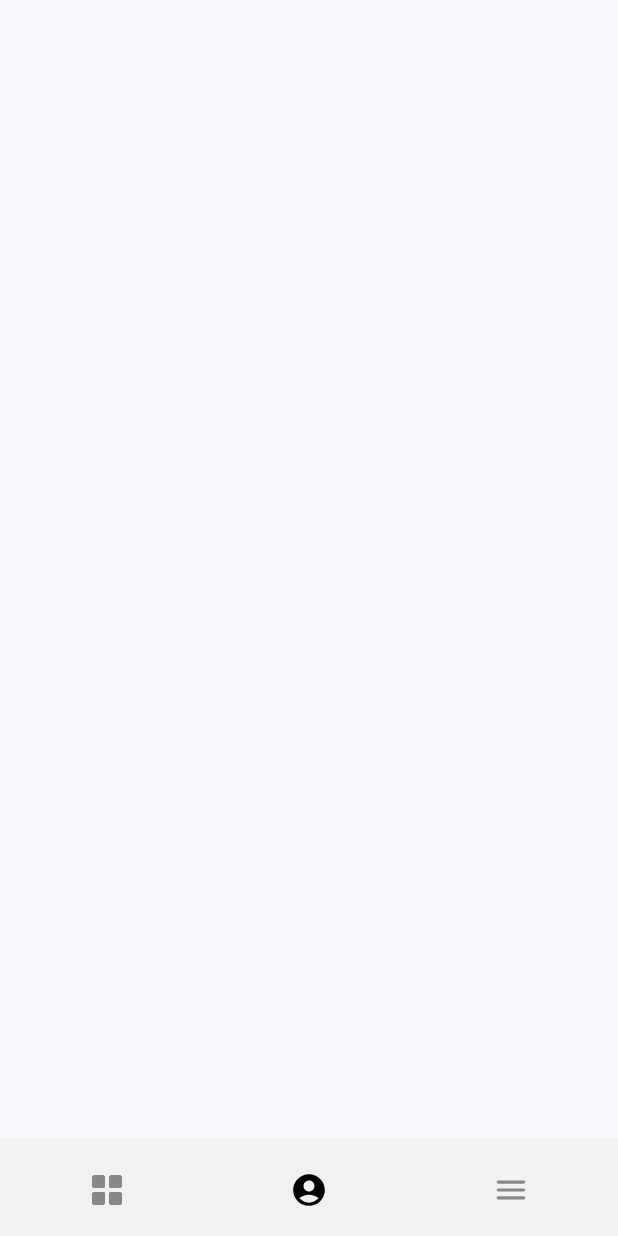
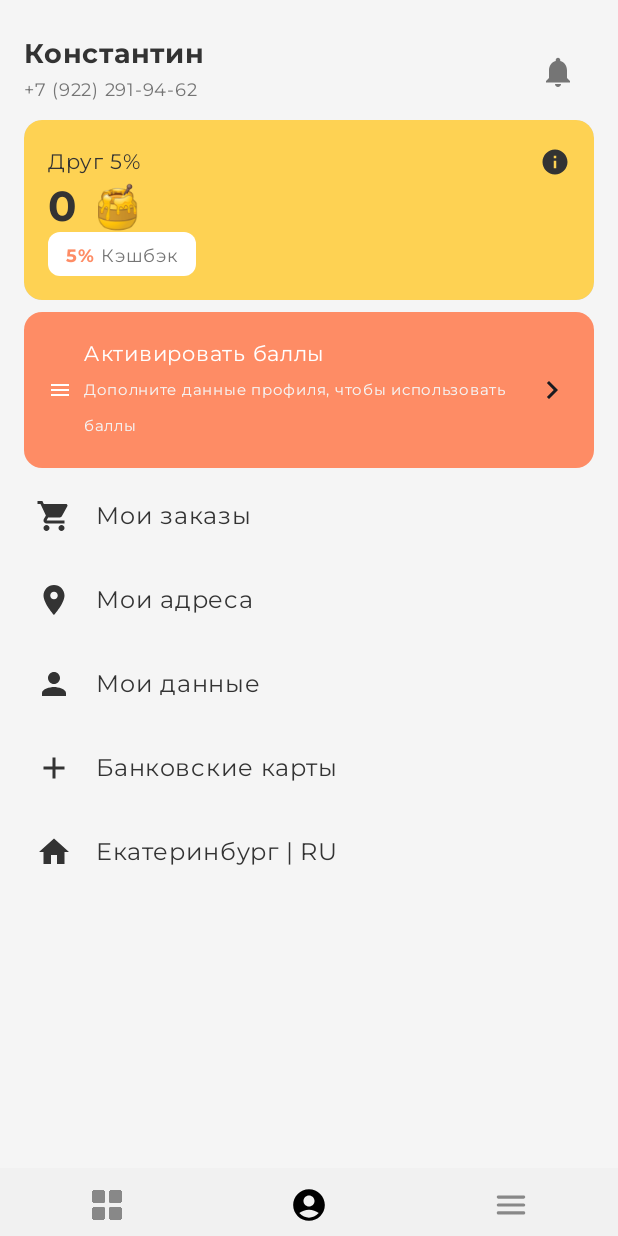
Before and after one commit to ItsFazer/restiki, an Android app built with Jetpack Compose: the screen it shows after launch (MainActivity), item 2 of the bottom bar chosen, on a phone screen of 412 x 824 dp. Run offline under Robolectric (Android 15) with nearby library versions, the phone set to English and light mode, and no system bars; Roboto replaces fonts that are not available here.

Commit message:
swagaCommitProfile
Добавил профиль пользователя

```diff
--- a/client/app/src/main/java/com/example/myapplication/MainActivity.kt
+++ b/client/app/src/main/java/com/example/myapplication/MainActivity.kt
@@ -5,6 +5,8 @@ import android.graphics.ImageDecoder.decodeBitmap
 import android.os.Bundle
 import androidx.activity.ComponentActivity
 import androidx.activity.compose.setContent
+import androidx.compose.animation.EnterTransition
+import androidx.compose.animation.ExitTransition
 import androidx.compose.foundation.layout.Arrangement
 import androidx.compose.foundation.layout.Column
 import androidx.compose.foundation.layout.Row
@@ -96,7 +98,7 @@ fun MainScreen() {
         bottomBar = {
             BottomAppBar(
                 modifier = Modifier
-                    .height(65.dp),
+                    .height(45.dp),
                 containerColor = Color(red = 241, green = 241, blue = 241),
                 contentColor = Color.Black
             ) {
@@ -170,7 +172,15 @@ fun MainScreen() {
             }
         }
     ) { innerPadding ->
-        NavHost(navController, startDestination = NavigationItem.Main.route, Modifier.padding(innerPadding)) {
+        NavHost(
+            navController = navController,
+            startDestination = NavigationItem.Main.route,
+            modifier = Modifier.padding(innerPadding),
+            enterTransition = { EnterTransition.None },
+            exitTransition = { ExitTransition.None },
+            popEnterTransition = { EnterTransition.None },
+            popExitTransition = { ExitTransition.None }
+        ) {
             composable(NavigationItem.Main.route) { MainComposable() }
             composable(NavigationItem.Second.route) { SecondComposable() }
             composable(NavigationItem.Third.route) { ThirdComposable() }
@@ -186,7 +196,7 @@ fun MainComposable() {
 
 @Composable
 fun SecondComposable() {
-
+    ProfileScreenContent()
 }
 
 @Composable
--- a/client/app/src/main/java/com/example/myapplication/MainMenu.kt
+++ b/client/app/src/main/java/com/example/myapplication/MainMenu.kt
@@ -6,6 +6,7 @@ import androidx.activity.ComponentActivity
 import androidx.activity.compose.setContent
 import androidx.compose.foundation.Image
 import androidx.compose.foundation.background
+import androidx.compose.foundation.clickable
 import androidx.compose.foundation.layout.*
 import androidx.compose.foundation.lazy.grid.GridCells
 import androidx.compose.foundation.lazy.grid.LazyVerticalGrid
@@ -40,6 +41,11 @@ data class Dish(
     val isNew: Boolean = false
 )
 
+// Предполагаем, что Montserrat FontFamily определен в другом файле и доступен
+// Если нет, убедитесь, что он определен или скопируйте его сюда.
+// val Montserrat = FontFamily(...)
+
+
 class MainMenu : ComponentActivity() {
     override fun onCreate(savedInstanceState: Bundle?) {
         super.onCreate(savedInstanceState)
@@ -53,23 +59,27 @@ class MainMenu : ComponentActivity() {
 
 @OptIn(ExperimentalMaterial3Api::class)
 @Composable
-fun DishCard(dish: Dish, onCardClick: (Dish) -> Unit = {}) {
+fun DishCard(
+    dish: Dish,
+    onPriceButtonClick: (Dish) -> Unit = {}, // Callback для клика по кнопке цены
+    onCardClick: (Dish) -> Unit = {} // Оставлен, но не используется, так как вся карта не кликабельна
+) {
+    // Удален Card onClick, так как кликабельна только кнопка цены
     Card(
         modifier = Modifier
-            .padding(horizontal = 4.dp, vertical = 4.dp) // Уменьшим вертикальные и горизонтальные отступы карточки
-            .shadow(elevation = 4.dp, shape = RoundedCornerShape(12.dp)), // Добавим легкую тень
+            .padding(horizontal = 4.dp, vertical = 4.dp), // Уменьшены отступы карточки
         shape = RoundedCornerShape(12.dp), // Сделаем углы чуть более скругленными
-        onClick = { onCardClick(dish) },
+        // Удален модификатор .shadow()
         colors = CardDefaults.cardColors(
             containerColor = Color.White // Фон карточки белый
         ),
-        elevation = CardDefaults.cardElevation(defaultElevation = 0.dp) // Тень задали выше модификатором shadow
+        elevation = CardDefaults.cardElevation(defaultElevation = 0.dp) // Убираем тень CardElevation
     ) {
         Column {
             Box(
                 modifier = Modifier
                     .fillMaxWidth()
-                    .height(180.dp) // Увеличим высоту изображения для большей картинки
+                    .height(180.dp) // Увеличена высота изображения
             ) {
                 Image(
                     painter = painterResource(id = dish.imageResId),
@@ -91,12 +101,12 @@ fun DishCard(dish: Dish, onCardClick: (Dish) -> Unit = {}) {
                         Text(
                             text = "НОВИНКА",
                             color = Color.Black, // Цвет текста черный
-                            fontSize = 9.sp, // Уменьшим размер шрифта метки
+                            fontSize = 9.sp, // Уменьшен размер шрифта метки
                             fontWeight = FontWeight.SemiBold, // Полужирное начертание
                             fontFamily = Montserrat, // Применяем шрифт Montserrat
                             modifier = Modifier.padding(
-                                horizontal = 6.dp, // Уменьшим горизонтальные отступы метки
-                                vertical = 3.dp // Уменьшим вертикальные отступы метки
+                                horizontal = 6.dp, // Уменьшены горизонтальные отступы метки
+                                vertical = 3.dp // Уменьшены вертикальные отступы метки
                             )
                         )
                     }
@@ -106,57 +116,65 @@ fun DishCard(dish: Dish, onCardClick: (Dish) -> Unit = {}) {
             Column(
                 modifier = Modifier
                     .fillMaxWidth()
-                    .padding(horizontal = 8.dp, vertical = 6.dp) // Уменьшим горизонтальные и вертикальные отступы в текстовом блоке
+                    .padding(horizontal = 8.dp, vertical = 6.dp) // Уменьшены отступы в текстовом блоке
             ) {
+                val textColor = Color(0xFF333333) // Темно-серый цвет для текста (можно использовать Color.Black)
+
                 Text(
                     text = dish.name,
-                    fontSize = 13.sp, // Уменьшим размер шрифта для названия
-                    fontWeight = FontWeight.Medium,
+                    fontSize = 12.sp, // Уменьшен размер шрифта для названия
+                    fontWeight = FontWeight.Normal, // Обычное начертание (можно сделать SemiBold для плотности)
                     fontFamily = Montserrat, // Применяем шрифт Montserrat
-                    color = MaterialTheme.colorScheme.onSurface // Цвет текста
+                    color = textColor,
+                    lineHeight = 18.sp
                 )
-                Spacer(modifier = Modifier.height(1.dp)) // Уменьшим отступ после названия
+                //Spacer(modifier = Modifier.height(1.dp)) // Уменьшаем отступ после названия
                 Text(
-                    text = dish.portion + " г.",
-                    fontSize = 11.sp, // Уменьшим размер шрифта для порции
-                    fontWeight = FontWeight.Normal,
+                    text = "${dish.portion} г.", // Добавим г. к порции
+                    fontSize = 8.sp, // Уменьшен размер шрифта
+                    fontWeight = FontWeight.Normal, // Обычное начертание
                     fontFamily = Montserrat, // Применяем шрифт Montserrat
-                    color = MaterialTheme.colorScheme.onSurfaceVariant // Цвет текста серый
+                    color = textColor,
+                    lineHeight = 12.sp
                 )
-                Spacer(modifier = Modifier.height(2.dp)) // Уменьшим отступ после порции
+                Spacer(modifier = Modifier.height(1.dp)) // Уменьшаем отступ после порции (было 2.dp)
                 Text(
                     text = dish.description,
-                    fontSize = 11.sp, // Уменьшим размер шрифта для описания
-                    fontWeight = FontWeight.Normal,
+                    fontSize = 8.sp, // Уменьшен размер шрифта
+                    fontWeight = FontWeight.Normal, // Обычное начертание
                     fontFamily = Montserrat, // Применяем шрифт Montserrat
-                    color = MaterialTheme.colorScheme.onSurfaceVariant, // Цвет текста серый
+                    color = textColor, // Применяем единый цвет
                     maxLines = 2,
-                    overflow = TextOverflow.Ellipsis
+                    overflow = TextOverflow.Ellipsis,
+                    lineHeight = 12.sp
                 )
 
-                Spacer(modifier = Modifier.height(6.dp)) // Уменьшим отступ перед блоком с ценой
+                Spacer(modifier = Modifier.height(4.dp)) // Уменьшаем отступ перед блоком с ценой (было 6.dp)
 
+                // Кликабельный блок для цены и стрелки
                 Row(
                     modifier = Modifier
-                        .fillMaxWidth()
+                        // Удален .fillMaxWidth(), чтобы блок был по ширине содержимого
                         .clip(RoundedCornerShape(8.dp))
                         .background(Color(0xFFEEEEEE)) // Светло-серый фон
-                        .padding(horizontal = 8.dp, vertical = 6.dp), // Уменьшим отступы внутри блока с ценой
+                        .clickable { onPriceButtonClick(dish) } // Сделали блок кликабельным
+                        .padding(horizontal = 8.dp, vertical = 6.dp), // Отступы внутри кликабельного блока
                     horizontalArrangement = Arrangement.SpaceBetween,
                     verticalAlignment = Alignment.CenterVertically,
                 ) {
                     Text(
                         text = "от ${dish.cost}₽",
-                        fontWeight = FontWeight.Bold, // Жирное начертание цены
-                        fontSize = 13.sp, // Уменьшим размер шрифта для цены
+                        fontWeight = FontWeight.Normal, // Обычное начертание цены
+                        fontSize = 12.sp, // Уменьшен размер шрифта для цены
                         fontFamily = Montserrat, // Применяем шрифт Montserrat
-                        color = MaterialTheme.colorScheme.onSurface // Цвет текста цены черный
+                        color = MaterialTheme.colorScheme.primary // Цвет цены - акцентный
                     )
+                    Spacer(modifier = Modifier.width(4.dp)) // Небольшой отступ между текстом и стрелкой
                     Icon(
                         imageVector = Icons.AutoMirrored.Filled.ArrowForward,
                         contentDescription = "Перейти к блюду ${dish.name}",
-                        tint = MaterialTheme.colorScheme.primary, // Цвет стрелки
-                        modifier = Modifier.size(20.dp) // Уменьшим размер стрелки
+                        tint = MaterialTheme.colorScheme.primary, // Цвет стрелки - акцентный
+                        modifier = Modifier.size(16.dp) // Уменьшен размер стрелки
                     )
                 }
             }
@@ -169,7 +187,7 @@ fun MainMenuScreen() {
     val singleDish = Dish(
         id = 1,
         name = "Шашлык к пиву",
-        description = "Ехала ехалафффффффффффффффффффффффффффффффффффффффффффффффффффффффффффффффффффффффффффффффффффффффффффффффффффффффффффффффффффффффффффффффффффффффффффффффффффффффффф",
+        description = "Очень вкусный шашлык, приготовленный по особому рецепту с дымком.",
         portion = "400",
         cost = 300,
         imageResId = R.drawable.shahlisk, // Убедитесь, что у вас есть ресурс R.drawable.shahlisk
@@ -184,9 +202,9 @@ fun MainMenuScreen() {
         modifier = Modifier
             .fillMaxSize()
             .background(Color(255, 255, 255)),
-        contentPadding = PaddingValues(horizontal = 4.dp, vertical = 4.dp), // Уменьшим общий отступ сетки
-        horizontalArrangement = Arrangement.spacedBy(4.dp), // Уменьшим горизонтальный отступ между карточками
-        verticalArrangement = Arrangement.spacedBy(4.dp), // Уменьшим вертикальный отступ между карточками
+        //contentPadding = PaddingValues(horizontal = 4.dp, vertical = 4.dp), // Уменьшен общий отступ сетки
+        horizontalArrangement = Arrangement.spacedBy(0.dp), // Уменьшен горизонтальный отступ между карточками
+        verticalArrangement = Arrangement.spacedBy(0.dp), // Уменьшен вертикальный отступ между карточками
     ) {
         // Header items
         item(span = { GridItemSpan(maxLineSpan) }) {
@@ -204,7 +222,11 @@ fun MainMenuScreen() {
                     text = "улица Студенческая, 26",
                     fontSize = 16.sp,
                     fontWeight = FontWeight.Thin,
-                    color = MaterialTheme.colorScheme.onSurface
+                    color = MaterialTheme.colorScheme.onSurface,
+                    modifier = Modifier.clickable {
+                        // TODO: Обработка клика по адресу доставки
+                        println("Клик по адресу доставки")
+                    } // Сделали адрес кликабельным
                 )
             }
         }
@@ -221,16 +243,21 @@ fun MainMenuScreen() {
 
         // Dish items
         items(dishesList, key = { it.id }) { dish ->
-            DishCard(dish = dish) { clickedDish ->
-                println("Нажато на блюдо: ${clickedDish.name}")
-            }
+            DishCard(
+                dish = dish,
+                onPriceButtonClick = { clickedDish ->
+                    // TODO: Обработка клика по кнопке "от n рублей"
+                    println("Нажата кнопка цены для блюда: ${clickedDish.name}")
+                }
+                // onCardClick больше не используется, так как вся карта не кликабельна
+            )
         }
     }
 }
 
 @Preview(showBackground = true)
 @Composable
-fun DefaultPreview() {
+fun MainMenuPreview() { // Переименован Preview, если это файл MainMenu.kt
     MyApplicationTheme {
         MainMenuScreen()
     }
--- /dev/null
+++ b/client/app/src/main/java/com/example/myapplication/ui/theme/Profile.kt
@@ -0,0 +1,323 @@
+package com.example.myapplication
+
+import android.os.Bundle
+import androidx.activity.ComponentActivity
+import androidx.activity.compose.setContent
+import androidx.compose.foundation.background
+import androidx.compose.foundation.clickable
+import androidx.compose.foundation.layout.*
+import androidx.compose.foundation.lazy.LazyColumn
+import androidx.compose.foundation.lazy.items
+import androidx.compose.foundation.shape.RoundedCornerShape
+import androidx.compose.material.icons.Icons
+import androidx.compose.material.icons.automirrored.filled.KeyboardArrowRight
+import androidx.compose.material.icons.filled.*
+import androidx.compose.material3.*
+import androidx.compose.runtime.Composable
+import androidx.compose.ui.Alignment
+import androidx.compose.ui.Modifier
+import androidx.compose.ui.draw.clip
+import androidx.compose.ui.graphics.Color
+import androidx.compose.ui.graphics.vector.ImageVector
+import androidx.compose.ui.text.font.FontWeight
+import androidx.compose.ui.tooling.preview.Preview
+import androidx.compose.ui.unit.dp
+import androidx.compose.ui.unit.sp
+import com.example.myapplication.ui.theme.MyApplicationTheme
+
+val BonusCardGradientStart = Color(0xFFFED253)
+val BonusCardGradientEnd = Color(0xFFFEA24F)
+val ActivateButtonColor = Color(0xFFFE8C65)
+val GreyText = Color(0xFF757575)
+val DarkText = Color(0xFF333333)
+
+
+data class MenuItemData(
+    val icon: ImageVector,
+    val label: String,
+    val route: String? = null
+)
+
+
+@Composable
+fun ProfileScreenContent() {
+    LazyColumn(
+        modifier = Modifier
+            .fillMaxSize()
+            .background(Color(0xFFF5F5F5))
+            .padding(horizontal = 16.dp),
+        verticalArrangement = Arrangement.spacedBy(8.dp)
+    ) {
+        item { Spacer(modifier = Modifier.height(16.dp)) }
+
+        item {
+            ProfileHeader(
+                name = "Константин",
+                phone = "+7 (922) 291-94-62",
+                onNotificationClick = { /* TODO: обработка клика по колокольчику */ }
+            )
+        }
+
+        item {
+            BonusCard(
+                bonusPercentage = "5%",
+                bonusPoints = 0,
+                onCashbackButtonClick = { /* TODO: обработка клика по кнопке Кэшбэк */ }
+            )
+        }
+
+        item {
+            ActivateBonusesSection(
+                onActivateClick = { /* TODO: обработка клика по Активировать баллы */ }
+            )
+        }
+
+        val menuItems = listOf(
+            MenuItemData(Icons.Default.ShoppingCart, "Мои заказы"),
+            MenuItemData(Icons.Default.LocationOn, "Мои адреса"),
+            MenuItemData(Icons.Default.Person, "Мои данные"),
+            MenuItemData(Icons.Default.Add, "Банковские карты"),
+            MenuItemData(Icons.Default.Home, "Екатеринбург | RU"),
+        )
+
+        items(menuItems) { item ->
+            MenuItemRow(
+                icon = item.icon,
+                label = item.label,
+                onClick = { /* TODO: обработка клика по пункту ${item.label} */ }
+            )
+        }
+
+        item { Spacer(modifier = Modifier.height(80.dp)) }
+    }
+}
+
+@Composable
+fun ProfileHeader(name: String, phone: String, onNotificationClick: () -> Unit) {
+    Row(
+        modifier = Modifier.fillMaxWidth(),
+        verticalAlignment = Alignment.CenterVertically,
+        horizontalArrangement = Arrangement.SpaceBetween
+    ) {
+        Column {
+            Text(
+                text = name,
+                fontSize = 18.sp,
+                fontWeight = FontWeight.Bold,
+                color = DarkText,
+                fontFamily = Montserrat
+            )
+            Text(
+                text = phone,
+                fontSize = 12.sp,
+                color = GreyText,
+                fontFamily = Montserrat
+            )
+        }
+        IconButton(onClick = onNotificationClick) {
+            Icon(
+                imageVector = Icons.Default.Notifications,
+                contentDescription = "Уведомления",
+                tint = GreyText
+            )
+        }
+    }
+}
+
+@Composable
+fun BonusCard(bonusPercentage: String, bonusPoints: Int, onCashbackButtonClick: () -> Unit) {
+    Card(
+        modifier = Modifier
+            .fillMaxWidth()
+            .height(120.dp)
+            .clip(RoundedCornerShape(12.dp)),
+        shape = RoundedCornerShape(12.dp),
+        colors = CardDefaults.cardColors(containerColor = BonusCardGradientStart),
+        elevation = CardDefaults.cardElevation(defaultElevation = 4.dp)
+    ) {
+        Box(
+            modifier = Modifier
+                .fillMaxSize()
+                .padding(16.dp)
+        ) {
+            Column(
+                modifier = Modifier.fillMaxSize(),
+                verticalArrangement = Arrangement.SpaceBetween
+            ) {
+                Row(
+                    modifier = Modifier.fillMaxWidth(),
+                    horizontalArrangement = Arrangement.SpaceBetween,
+                    verticalAlignment = Alignment.CenterVertically
+                ) {
+                    Text(
+                        text = "Друг $bonusPercentage",
+                        fontSize = 14.sp,
+                        fontWeight = FontWeight.Medium,
+                        color = DarkText,
+                        fontFamily = Montserrat
+                    )
+                    Icon(
+                        imageVector = Icons.Default.Info,
+                        contentDescription = "Информация о бонусах",
+                        tint = DarkText,
+                        modifier = Modifier.size(20.dp)
+                    )
+                }
+                Text(
+                    text = "$bonusPoints \uD83C\uDF6F",
+                    fontSize = 28.sp,
+                    fontWeight = FontWeight.Bold,
+                    color = DarkText,
+                    fontFamily = Montserrat
+                )
+                Row(
+                    modifier = Modifier
+                        .clip(RoundedCornerShape(8.dp))
+                        .background(Color.White)
+                        .clickable(onClick = onCashbackButtonClick)
+                        .padding(horizontal = 12.dp, vertical = 4.dp),
+                    verticalAlignment = Alignment.CenterVertically,
+                    horizontalArrangement = Arrangement.spacedBy(4.dp)
+                ) {
+                    Text(
+                        text = bonusPercentage,
+                        fontSize = 12.sp,
+                        fontWeight = FontWeight.Bold,
+                        color = ActivateButtonColor,
+                        fontFamily = Montserrat
+                    )
+                    Text(
+                        text = "Кэшбэк",
+                        fontSize = 12.sp,
+                        color = GreyText,
+                        fontFamily = Montserrat
+                    )
+                }
+            }
+        }
+    }
+}
+
+@Composable
+fun ActivateBonusesSection(onActivateClick: () -> Unit) {
+    Row(
+        modifier = Modifier
+            .fillMaxWidth()
+            .clip(RoundedCornerShape(12.dp))
+            .background(ActivateButtonColor)
+            .clickable(onClick = onActivateClick)
+            .padding(16.dp),
+        verticalAlignment = Alignment.CenterVertically,
+        horizontalArrangement = Arrangement.SpaceBetween
+    ) {
+        Row(verticalAlignment = Alignment.CenterVertically) {
+            Icon(
+                imageVector = Icons.Default.Menu,
+                contentDescription = "Иконка баллов",
+                tint = Color.White,
+                modifier = Modifier.size(24.dp).padding(end = 8.dp)
+            )
+            Column {
+                Text(
+                    text = "Активировать баллы",
+                    fontSize = 14.sp,
+                    fontWeight = FontWeight.Medium,
+                    color = Color.White,
+                    fontFamily = Montserrat
+                )
+                Text(
+                    text = "Дополните данные профиля, чтобы использовать\nбаллы",
+                    fontSize = 10.sp,
+                    color = Color(0xFFF5F5F5),
+                    fontFamily = Montserrat
+                )
+            }
+        }
+        Icon(
+            imageVector = Icons.AutoMirrored.Filled.KeyboardArrowRight,
+            contentDescription = "Перейти",
+            modifier = Modifier.size(24.dp)
+        )
+    }
+}
+
+@Composable
+fun MenuItemRow(icon: ImageVector, label: String, onClick: () -> Unit) {
+    Row(
+        modifier = Modifier
+            .fillMaxWidth()
+            .clickable(onClick = onClick)
+            .padding(vertical = 12.dp, horizontal = 8.dp),
+        verticalAlignment = Alignment.CenterVertically,
+        horizontalArrangement = Arrangement.spacedBy(16.dp)
+    ) {
+        Icon(
+            imageVector = icon,
+            contentDescription = label,
+            tint = DarkText,
+            modifier = Modifier.size(24.dp)
+        )
+        Text(
+            text = label,
+            fontSize = 16.sp,
+            color = DarkText,
+            fontFamily = Montserrat
+        )
+    }
+}
+
+@Preview(showBackground = true)
+@Composable
+fun ProfileScreenPreview() {
+    MyApplicationTheme {
+        Scaffold(
+            bottomBar = {
+                BottomAppBar(modifier = Modifier.height(65.dp)) {
+                    Row(Modifier.fillMaxSize(), horizontalArrangement = Arrangement.SpaceAround, verticalAlignment = Alignment.CenterVertically) {
+                        Icon(Icons.Default.Home, contentDescription = null)
+                        Icon(Icons.Default.Search, contentDescription = null)
+                        Icon(Icons.Default.Person, contentDescription = null)
+                        Icon(Icons.Default.Menu, contentDescription = null)
+                    }
+                }
+            }
+        ) { paddingValues ->
+            Column(modifier = Modifier.padding(paddingValues)) {
+                ProfileScreenContent()
+            }
+        }
+
+    }
+}
+
+@Preview(showBackground = true)
+@Composable
+fun MenuItemRowPreview() {
+    MyApplicationTheme {
+        MenuItemRow(icon = Icons.Default.ShoppingCart, label = "Мои заказы") {}
+    }
+}
+
+@Preview(showBackground = true)
+@Composable
+fun ActivateBonusesSectionPreview() {
+    MyApplicationTheme {
+        ActivateBonusesSection {}
+    }
+}
+
+@Preview(showBackground = true)
+@Composable
+fun BonusCardPreview() {
+    MyApplicationTheme {
+        BonusCard(bonusPercentage = "5%", bonusPoints = 150) {}
+    }
+}
+
+@Preview(showBackground = true)
+@Composable
+fun ProfileHeaderPreview() {
+    MyApplicationTheme {
+        ProfileHeader(name = "Константин", phone = "+7 (922) 291-94-62") {}
+    }
+}
--- /dev/null
+++ b/client/app/src/main/res/drawable/credcart.xml
@@ -0,0 +1,5 @@
+<?xml version="1.0" encoding="utf-8"?><!-- Uploaded to: SVG Repo, www.svgrepo.com, Generator: SVG Repo Mixer Tools -->
+<svg width="800px" height="800px" viewBox="0 0 24 24" fill="none" xmlns="http://www.w3.org/2000/svg">
+<path d="M0 10.9971V18C0 19.6569 1.34315 21 3 21H21C22.6569 21 24 19.6569 24 18V10.9971C23.9725 10.999 23.9447 11 23.9167 11H0.0833334C0.055294 11 0.0275035 10.999 0 10.9971Z" fill="#000000"/>
+<path d="M24 9.00291V6C24 4.34315 22.6569 3 21 3H3C1.34315 3 0 4.34315 0 6V9.00291C0.0275035 9.00098 0.055294 9 0.0833334 9H23.9167C23.9447 9 23.9725 9.00098 24 9.00291Z" fill="#000000"/>
+</svg>
```
